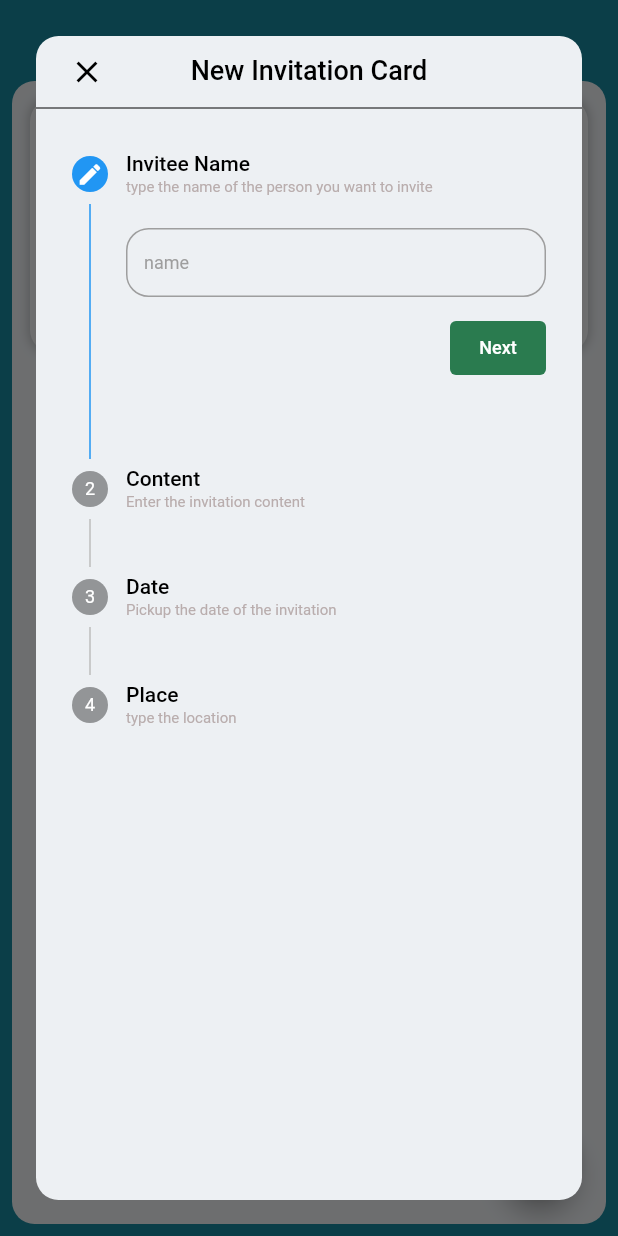
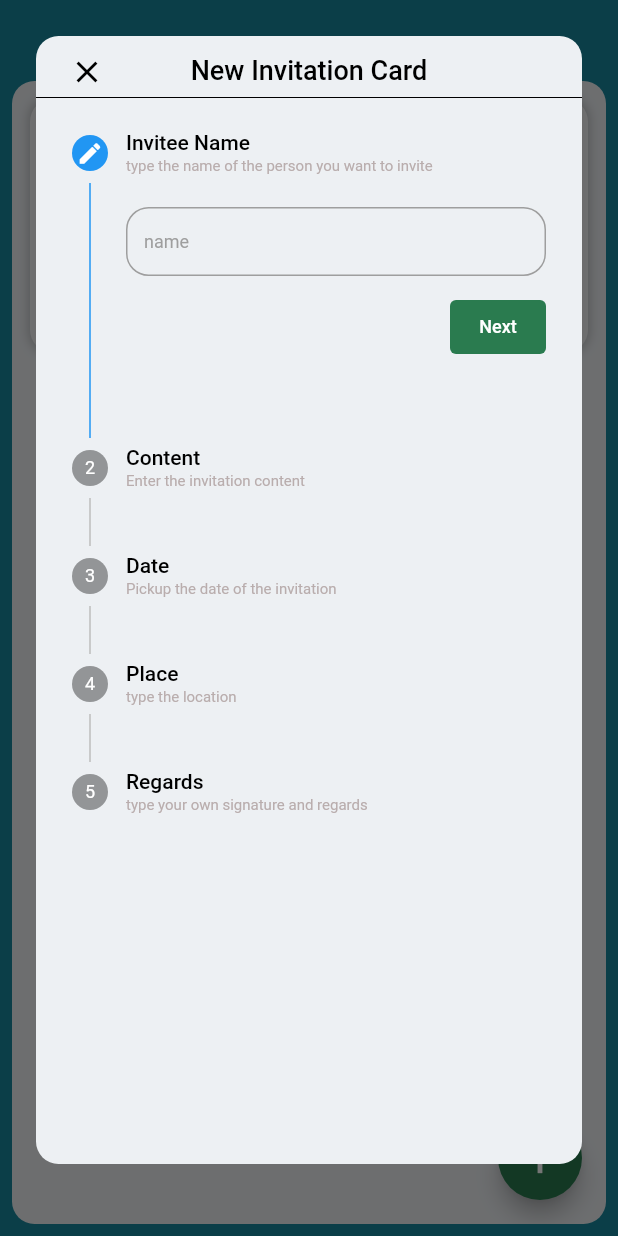
Before and after one commit to feras-alhazmi/invitations_manager_app, a Flutter app: the screen it shows after launch, after a tap on the "add" icon, on a phone screen of 412 x 824 dp. Run offline on Flutter 3.47's test engine with Material 2 defaults, Android fonts, the phone set to English and light mode, and no system bars; our stand-ins replace cloud_firestore, firebase_core, gap, google_fonts, hexcolor, jiffy and 1 more; missing offline and left inert: flutter_rounded_date_picker, xid; accounts and stored records are empty; Roboto replaces fonts that are missing (Ubuntu).

```diff
--- a/lib/models/app_theme.dart
+++ b/lib/models/app_theme.dart
@@ -6,6 +6,7 @@ class AppTheme {
       scaffoldBackgroundColor:const Color(0xff19879C),
       backgroundColor:const Color(0xffEDF0F3),
       primaryColor: const Color(0xffF4F6FD),
+
     );
   }
 }
--- a/lib/screens/Invitation_screen.dart
+++ b/lib/screens/Invitation_screen.dart
@@ -305,9 +305,10 @@ class _InvitationScreenState extends State<InvitationScreen> {
           floatingActionButton: FloatingActionButton(
             onPressed: () {
               showDialog(
-                builder: (context){
-                  return NewInvitationWidget();
-                }, context: context
+                context:  context,
+                builder: (dialogContext){
+                  return  NewInvitationWidget();
+                },
               );
             },
             child: const Icon(Icons.add, size: 35),
--- a/lib/widgets/new_invitation_widget.dart
+++ b/lib/widgets/new_invitation_widget.dart
@@ -22,51 +22,41 @@ class _NewInvitationWidgetState extends State<NewInvitationWidget> {
   bool locationValidate = false;
 
 
+  TextEditingController regardsController  = TextEditingController();
+  bool  regardsValidate= false;
+
+
   DateTime initDate = DateTime(
       DateTime.now().year, DateTime.now().month + 1, DateTime.now().day);
 
   DateTime newDateTime = DateTime.now();
 
+
+  @override
+  void dispose() {
+
+    inviteeNameController.dispose();
+    contentController.dispose();
+    locationController.dispose();
+    regardsController.dispose();
+    super.dispose();
+  }
   @override
   Widget build(BuildContext context) {
     return Padding(
-      padding: const EdgeInsets.all(24),
+      padding: const EdgeInsets.fromLTRB(24,24,24,48),
       child: ClipRRect(
         borderRadius: BorderRadius.circular(15),
         child: Scaffold(
           backgroundColor: Theme.of(context).backgroundColor,
-          body: Container(
-            child: Stack(
+          body: Stack(
             children: [
-                Padding(
-                  padding: EdgeInsets.symmetric(horizontal: 10),
-                  child: IconButton(
-                    icon: const Icon(
-                      Icons.close,
-                      color: Colors.black,
-                    ),
-                    onPressed: () {
-                      Navigator.pop(context);
-                    },
-                  ),
-                ),
-                Align(
-                  alignment: Alignment.topCenter,
-                  child: Padding(
-                    padding: const EdgeInsets.symmetric(vertical: 12, horizontal: 50),
-                    child: Text(
-                      "New Invitation Card",
-                      style: CustomTextStyle().textStyle(18,Colors.black,fontWeight: FontWeight.w500),
-                      textAlign: TextAlign.center,
-                    ),
-                  ),
-                ),
               Column(
+                mainAxisSize: MainAxisSize.min,
                 children: [
-                    Gap(40),
-                    const Divider(color: Colors.black),
-                    // Gap(40),
-                    Stepper(
+                  const Gap(40),
+                  const Divider(color: Colors.black,height: 2),
+                  Flexible(child:  Stepper(
                     type: StepperType.vertical,
                     physics: const ScrollPhysics(),
                     currentStep: _currentStep,
@@ -290,7 +280,7 @@ class _NewInvitationWidgetState extends State<NewInvitationWidget> {
                                       // TODO: show calender and pass the current date
                                       DateTime? date = await showRoundedDatePicker(
                                         context: context,
-                                          firstDate: DateTime.now(),
+                                        firstDate: newDateTime,
                                         lastDate: DateTime(DateTime.now().year + 5),
                                         initialDate: newDateTime,
                                         background: Colors.transparent,
@@ -479,7 +469,7 @@ class _NewInvitationWidgetState extends State<NewInvitationWidget> {
                                         backgroundColor: Color(0xff2A7B4F),
                                       ),
                                       child: Text(
-                                          "View",
+                                        "Next",
                                         style: CustomTextStyle()
                                             .textStyle(12, Colors.white),
                                       ),
@@ -505,13 +495,135 @@ class _NewInvitationWidgetState extends State<NewInvitationWidget> {
                             ? StepState.complete
                             : StepState.disabled),
                       ),
+                      Step(
+                        title: Text(
+                          "Regards",
+                          style: CustomTextStyle().textStyle(14, Colors.black),
+                        ),
+                        subtitle: Text(
+                          "type your own signature and regards",
+                          style:
+                          CustomTextStyle().textStyle(10, const Color(0xffB9ADAD)),
+                        ),
+                        content: Padding(
+                            padding: const EdgeInsets.only(bottom: 10),
+                            child: Column(
+                              children: [
+                                TextFormField(
+                                  controller: regardsController,
+                                  style: CustomTextStyle().textStyle(12, Colors.black),
+                                  maxLines: 5,
+                                  decoration: InputDecoration(
+                                    errorText: regardsValidate
+                                        ? "The content of the invitation is required"
+                                        : null,
+                                    hintText: "type your invitation content here",
+                                    hintStyle:
+                                    CustomTextStyle().textStyle(12, Colors.grey),
+                                    enabledBorder: OutlineInputBorder(
+                                      borderSide: const BorderSide(color: Colors.grey),
+                                      borderRadius: BorderRadius.circular(15),
+                                    ),
+                                    focusedBorder: OutlineInputBorder(
+                                      borderSide: const BorderSide(color: Colors.grey),
+                                      borderRadius: BorderRadius.circular(15),
+                                    ),
+                                    errorBorder: OutlineInputBorder(
+                                      borderSide: const BorderSide(color: Colors.red),
+                                      borderRadius: BorderRadius.circular(15),
+                                    ),
+                                    focusedErrorBorder: OutlineInputBorder(
+                                      borderSide: const BorderSide(color: Colors.grey),
+                                      borderRadius: BorderRadius.circular(15),
+                                    ),
+                                    isDense: true,
+                                  ),
+                                ),
+                                const SizedBox(
+                                  height: 10,
+                                ),
+                                Row(
+                                  mainAxisSize: MainAxisSize.max,
+                                  mainAxisAlignment: MainAxisAlignment.end,
+                                  children: <Widget>[
+                                    TextButton(
+                                      style: TextButton.styleFrom(
+                                        elevation: 0,
+                                        backgroundColor: Color(0xffB6351C),
+                                      ),
+                                      child: Text(
+                                        "Back",
+                                        style: CustomTextStyle()
+                                            .textStyle(12, Colors.white),
+                                      ),
+                                      // onPressed: continued,
+                                      onPressed: () {
+                                        cancel();
+                                      },
+                                    ),
+                                    const Gap(12),
+                                    TextButton(
+                                      style: TextButton.styleFrom(
+                                        elevation: 0,
+                                        backgroundColor: Color(0xff2A7B4F),
+                                      ),
+                                      child: Text(
+                                        "View",
+                                        style: CustomTextStyle()
+                                            .textStyle(12, Colors.white),
+                                      ),
+                                      // onPressed: continued,
+                                      onPressed: () {
+                                        if (regardsController.text.isEmpty) {
+                                          setState(() {
+                                            regardsValidate = true;
+                                          });
+                                        } else {
+                                          continued();
+                                        }
+                                      },
+                                    ),
                                   ],
                                 ),
                               ],
-                )
+                            )),
+                        isActive: _currentStep == 4,
+                        state: _currentStep == 4
+                            ? StepState.editing
+                            : (_currentStep > 4
+                            ? StepState.complete
+                            : StepState.disabled),
+                      ),
+                    ],
+                  ),)
                 ],
               ),
-          )
+              Padding(
+                padding: EdgeInsets.symmetric(horizontal: 10),
+                child: IconButton(
+                  icon: const Icon(
+                    Icons.close,
+                    color: Colors.black,
+                  ),
+                  onPressed: () {
+                    Navigator.pop(context);
+                  },
+                ),
+              ),
+              Align(
+                alignment: Alignment.topCenter,
+                child: Padding(
+                  padding: const EdgeInsets.symmetric(vertical: 12, horizontal: 50),
+                  child: Text(
+                    "New Invitation Card",
+                    style: CustomTextStyle().textStyle(18,Colors.black,fontWeight: FontWeight.w500),
+                    textAlign: TextAlign.center,
+                  ),
+                ),
+              ),
+
+            ],
+          ),
         ),
       ),
     );
```
Lines whose indentation alone changed are shown as unchanged.
